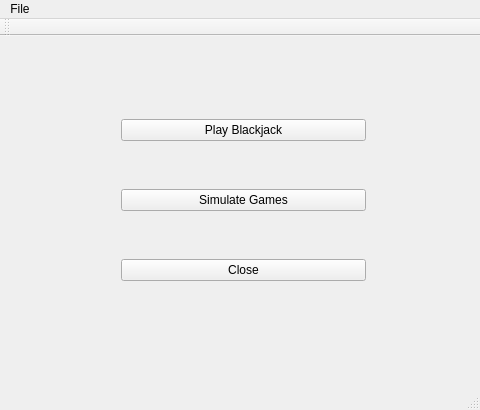
Above: chicken_dinner_ui/src/mainwindow.ui from haydennix55/chicken_dinner before the change. Below: the same form after it.
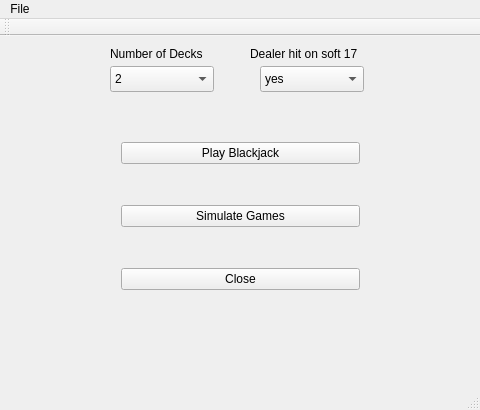
That is the form after the change.

The edit to the form file:
```diff
--- a/chicken_dinner_ui/src/mainwindow.ui
+++ b/chicken_dinner_ui/src/mainwindow.ui
@@ -20,7 +20,7 @@
    <widget class="QLabel" name="pictureLabel">
     <property name="geometry">
      <rect>
-      <x>0</x>
+      <x>40</x>
       <y>-10</y>
       <width>451</width>
       <height>371</height>
@@ -51,9 +51,9 @@
     <property name="geometry">
      <rect>
       <x>110</x>
-      <y>30</y>
-      <width>267</width>
-      <height>271</height>
+      <y>60</y>
+      <width>261</width>
+      <height>241</height>
      </rect>
     </property>
     <layout class="QVBoxLayout" name="verticalLayout">
@@ -80,6 +80,87 @@
      </item>
     </layout>
    </widget>
+   <widget class="QComboBox" name="decksDropdown">
+    <property name="geometry">
+     <rect>
+      <x>110</x>
+      <y>30</y>
+      <width>104</width>
+      <height>26</height>
+     </rect>
+    </property>
+    <item>
+     <property name="text">
+      <string>2</string>
+     </property>
+    </item>
+    <item>
+     <property name="text">
+      <string>3</string>
+     </property>
+    </item>
+    <item>
+     <property name="text">
+      <string>4</string>
+     </property>
+    </item>
+    <item>
+     <property name="text">
+      <string>5</string>
+     </property>
+    </item>
+    <item>
+     <property name="text">
+      <string>6</string>
+     </property>
+    </item>
+   </widget>
+   <widget class="QLabel" name="label">
+    <property name="geometry">
+     <rect>
+      <x>110</x>
+      <y>10</y>
+      <width>111</width>
+      <height>16</height>
+     </rect>
+    </property>
+    <property name="text">
+     <string>Number of Decks</string>
+    </property>
+   </widget>
+   <widget class="QComboBox" name="softDropdown">
+    <property name="geometry">
+     <rect>
+      <x>260</x>
+      <y>30</y>
+      <width>104</width>
+      <height>26</height>
+     </rect>
+    </property>
+    <item>
+     <property name="text">
+      <string>yes</string>
+     </property>
+    </item>
+    <item>
+     <property name="text">
+      <string>no</string>
+     </property>
+    </item>
+   </widget>
+   <widget class="QLabel" name="label_2">
+    <property name="geometry">
+     <rect>
+      <x>250</x>
+      <y>10</y>
+      <width>131</width>
+      <height>16</height>
+     </rect>
+    </property>
+    <property name="text">
+     <string>Dealer hit on soft 17</string>
+    </property>
+   </widget>
    <zorder>layoutWidget</zorder>
    <zorder>pictureLabel</zorder>
    <zorder>verticalLayoutWidget</zorder>
```
Left out of the diff: 4 changed lines with no effect on the pictures.
